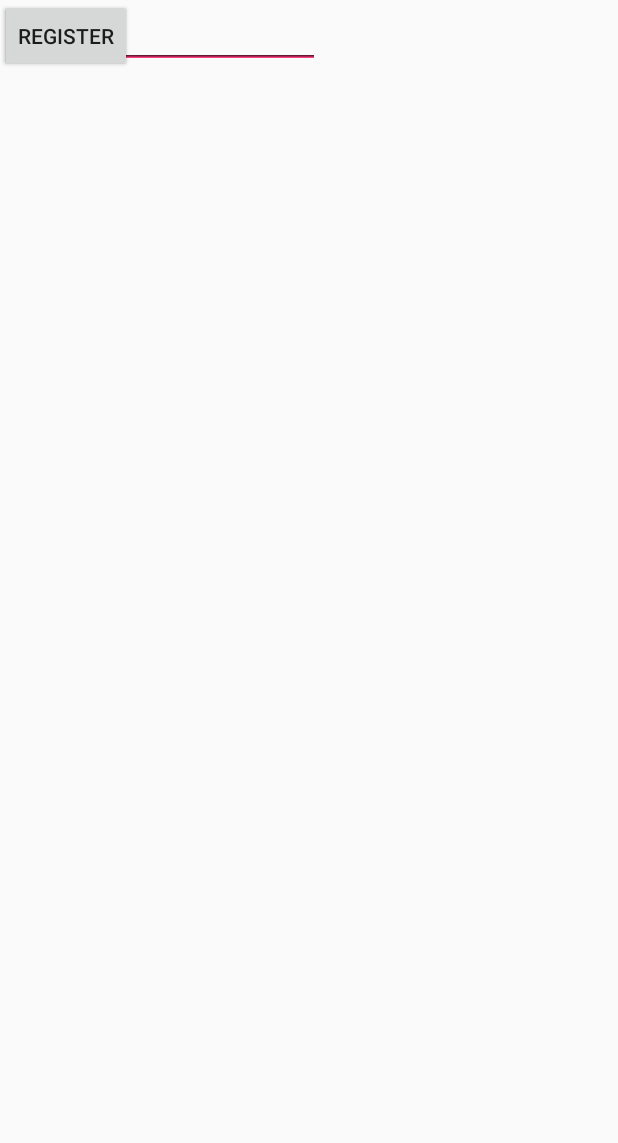
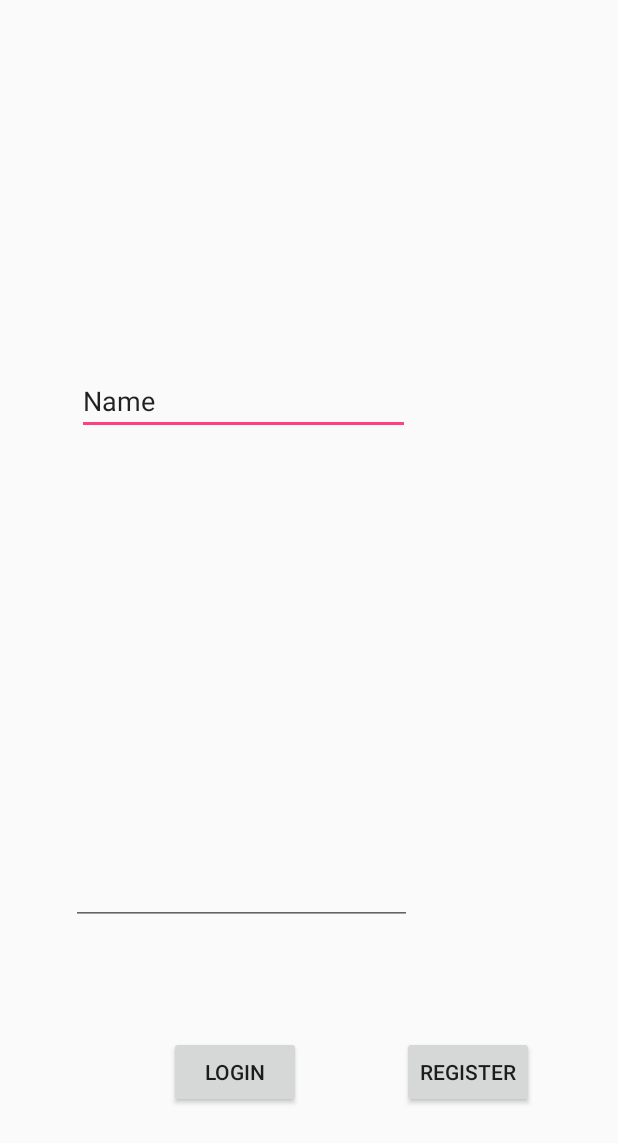
Before and after one commit to JakeIRE/MultiplatformTictactoe, an Android app: the layout activity_login2.xml on its own in the app's theme, with its tools: preview values and no code run, on a phone screen of 412 x 824 dp. Shown: the top 1143 px of the screen. Run offline under Robolectric (Android 15) with nearby library versions, the phone set to English and light mode, and no system bars.

Commit message:
android stuff ya fuuuckin cunts

```diff
--- a/TicTacToeSoap/app/src/main/res/layout/activity_login2.xml
+++ b/TicTacToeSoap/app/src/main/res/layout/activity_login2.xml
@@ -11,33 +11,63 @@
         android:layout_width="wrap_content"
         android:layout_height="wrap_content"
         android:text="Login"
-        tools:layout_editor_absoluteX="85dp"
-        tools:layout_editor_absoluteY="231dp" />
+        app:layout_constraintRight_toLeftOf="@+id/button"
+        android:layout_marginRight="67dp"
+        android:layout_marginTop="56dp"
+        app:layout_constraintTop_toBottomOf="@+id/editText2"
+        app:layout_constraintBottom_toBottomOf="parent"
+        android:layout_marginBottom="8dp"
+        android:layout_marginLeft="8dp"
+        app:layout_constraintLeft_toLeftOf="parent"
+        app:layout_constraintHorizontal_bias="1.0"
+        app:layout_constraintVertical_bias="0.187" />
 
     <EditText
         android:id="@+id/editText"
-        android:layout_width="wrap_content"
-        android:layout_height="wrap_content"
+        android:layout_width="222dp"
+        android:layout_height="41dp"
         android:ems="10"
         android:inputType="textPersonName"
         android:text="Name"
-        tools:layout_editor_absoluteX="85dp"
-        tools:layout_editor_absoluteY="81dp" />
+        android:layout_marginBottom="8dp"
+        android:layout_marginLeft="51dp"
+        app:layout_constraintLeft_toLeftOf="parent"
+        app:layout_constraintTop_toTopOf="parent"
+        android:layout_marginTop="8dp"
+        app:layout_constraintVertical_bias="0.314"
+        android:layout_marginRight="8dp"
+        app:layout_constraintRight_toRightOf="parent"
+        app:layout_constraintHorizontal_bias="0.0"
+        app:layout_constraintBottom_toBottomOf="parent"
+        tools:layout_editor_absoluteY="153dp" />
 
     <Button
         android:id="@+id/button"
         android:layout_width="wrap_content"
         android:layout_height="wrap_content"
         android:text="Register"
-        tools:layout_editor_absoluteX="212dp"
-        tools:layout_editor_absoluteY="231dp" />
+        android:layout_marginTop="56dp"
+        app:layout_constraintTop_toBottomOf="@+id/editText2"
+        app:layout_constraintBottom_toBottomOf="parent"
+        android:layout_marginBottom="8dp"
+        android:layout_marginRight="56dp"
+        app:layout_constraintRight_toRightOf="parent"
+        app:layout_constraintVertical_bias="0.187" />
 
     <EditText
         android:id="@+id/editText2"
-        android:layout_width="wrap_content"
-        android:layout_height="wrap_content"
+        android:layout_width="227dp"
+        android:layout_height="39dp"
         android:ems="10"
         android:inputType="textPassword"
-        tools:layout_editor_absoluteX="84dp"
-        tools:layout_editor_absoluteY="156dp" />
+        android:layout_marginLeft="47dp"
+        app:layout_constraintLeft_toLeftOf="parent"
+        android:layout_marginRight="8dp"
+        app:layout_constraintRight_toRightOf="parent"
+        app:layout_constraintHorizontal_bias="0.0"
+        app:layout_constraintBottom_toBottomOf="parent"
+        android:layout_marginBottom="207dp"
+        app:layout_constraintTop_toTopOf="parent"
+        android:layout_marginTop="8dp"
+        app:layout_constraintVertical_bias="1.0" />
 </android.support.constraint.ConstraintLayout>
```
Also changed, not shown: TicTacToeSoap/app/src/main/AndroidManifest.xml (+8 -1 lines), TicTacToeSoap/app/src/main/java/colummullallycom/tictactoesoap/Login.java (+9 -0 lines), TicTacToeSoap/app/src/main/java/colummullallycom/tictactoesoap/Menu.java (added, +13 -0 lines), TicTacToeSoap/app/src/main/res/layout/activity_menu.xml (added, +9 -0 lines).
